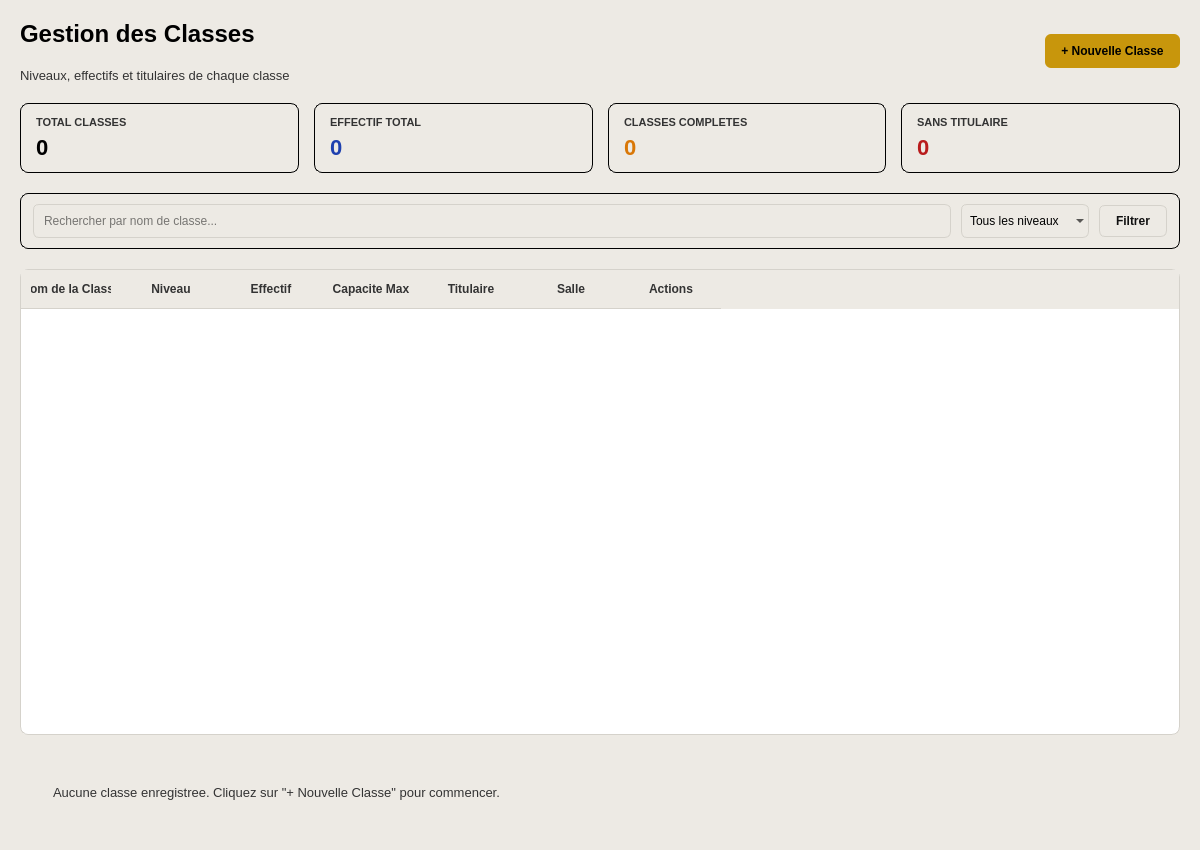
The window that ui/ui_files/classes/classes.ui (laudesmassamba1-ai/Logiciel-de-gestion-scolaire) describes before a commit, drawn with Qt 5.
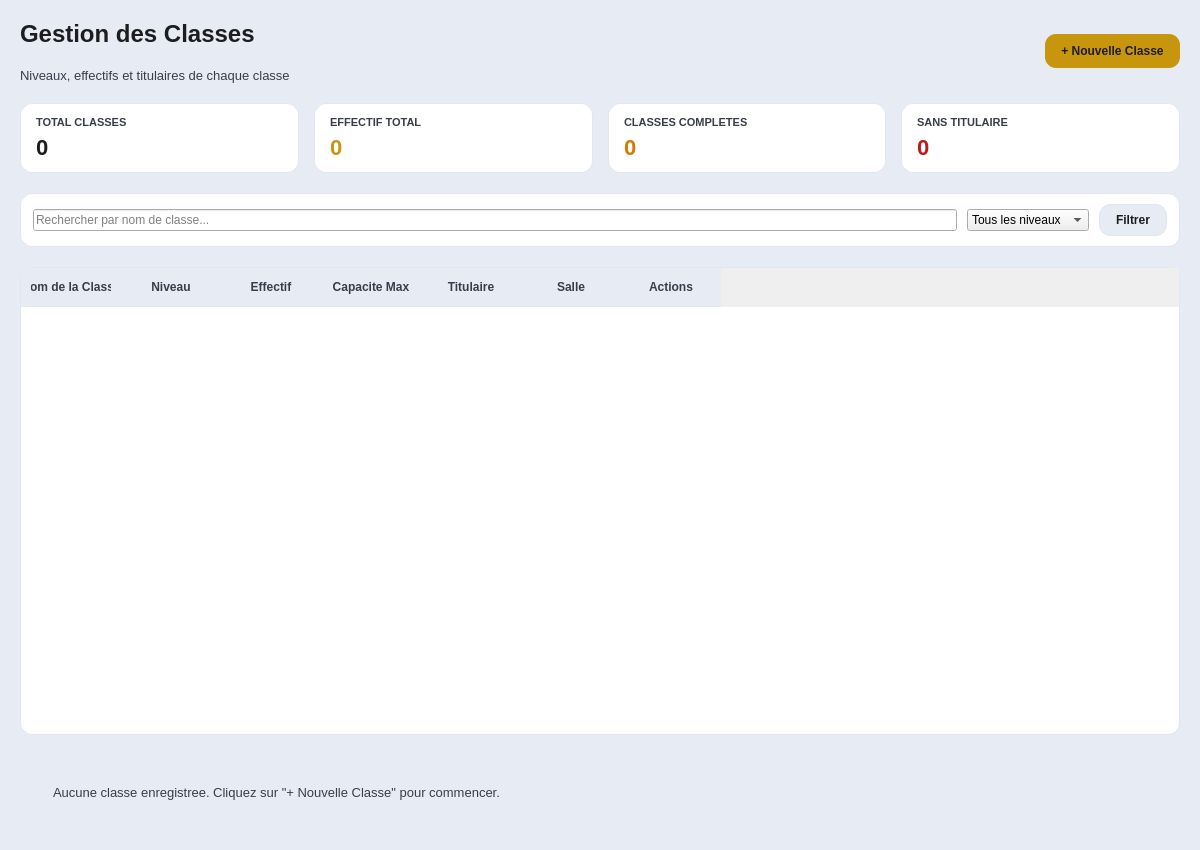
The same window after the commit.

```diff
--- a/ui/ui_files/classes/classes.ui
+++ b/ui/ui_files/classes/classes.ui
@@ -13,9 +13,7 @@
   <property name="windowTitle">
    <string>Gestion des Classes</string>
   </property>
-  <property name="styleSheet">
-   <string>background-color: #EDEAE4; font-family: 'Segoe UI', sans-serif;</string>
-  </property>
+<property name="styleSheet"><string>QWidget#PageClasses { background-color: #E7EBF3; font-family: 'Segoe UI', sans-serif; }</string></property>
   <layout class="QVBoxLayout" name="mainLayout">
    <property name="spacing">
     <number>20</number>
@@ -39,7 +37,7 @@
        <item>
         <widget class="QLabel" name="lbl_page_title">
          <property name="styleSheet">
-          <string>color: #000000; font-size: 24px; font-weight: bold;</string>
+          <string>color: #1D1D1F; font-size: 24px; font-weight: bold;</string>
          </property>
          <property name="text">
           <string>Gestion des Classes</string>
@@ -49,7 +47,7 @@
        <item>
         <widget class="QLabel" name="lbl_page_subtitle">
          <property name="styleSheet">
-          <string>color: #333333; font-size: 13px;</string>
+          <string>color: #373D4A; font-size: 13px;</string>
          </property>
          <property name="text">
           <string>Niveaux, effectifs et titulaires de chaque classe</string>
@@ -77,7 +75,7 @@
         <cursorShape>PointingHandCursor</cursorShape>
        </property>
        <property name="styleSheet">
-        <string>background-color: #C8960C; color: #000000; border: none; border-radius: 6px; padding: 10px 16px; font-weight: bold;</string>
+        <string>background-color: #C8960C; color: #1D1D1F; border: none; border-radius: 11px; padding: 10px 16px; font-weight: bold;</string>
        </property>
        <property name="text">
         <string>+ Nouvelle Classe</string>
@@ -93,9 +91,7 @@
      </property>
      <item>
       <widget class="QFrame" name="card_total_classes">
-       <property name="styleSheet">
-        <string>background-color: transparent; color: #000000; border: 1px solid #000000; border-radius: 8px;</string>
-       </property>
+       <property name="styleSheet"><string>QFrame#card_total_classes { background-color: #FFFFFF; color: #1D1D1F; border: 1px solid #E1E6EF; border-radius: 12px; }</string></property>
        <layout class="QVBoxLayout" name="layout_card1">
         <property name="leftMargin">
          <number>15</number>
@@ -112,7 +108,7 @@
         <item>
          <widget class="QLabel" name="lbl_kpi1_titre">
           <property name="styleSheet">
-           <string>color: #333333; font-size: 11px; font-weight: bold; border: none;</string>
+           <string>color: #373D4A; font-size: 11px; font-weight: bold; border: none;</string>
           </property>
           <property name="text">
            <string>TOTAL CLASSES</string>
@@ -122,7 +118,7 @@
         <item>
          <widget class="QLabel" name="lbl_kpi1_valeur">
           <property name="styleSheet">
-           <string>color: #000000; font-size: 22px; font-weight: bold; border: none;</string>
+           <string>color: #1D1D1F; font-size: 22px; font-weight: bold; border: none;</string>
           </property>
           <property name="text">
            <string>0</string>
@@ -134,9 +130,7 @@
      </item>
      <item>
       <widget class="QFrame" name="card_effectif_total">
-       <property name="styleSheet">
-        <string>background-color: transparent; color: #000000; border: 1px solid #000000; border-radius: 8px;</string>
-       </property>
+       <property name="styleSheet"><string>QFrame#card_effectif_total { background-color: #FFFFFF; color: #1D1D1F; border: 1px solid #E1E6EF; border-radius: 12px; }</string></property>
        <layout class="QVBoxLayout" name="layout_card2">
         <property name="leftMargin">
          <number>15</number>
@@ -153,7 +147,7 @@
         <item>
          <widget class="QLabel" name="lbl_kpi2_titre">
           <property name="styleSheet">
-           <string>color: #333333; font-size: 11px; font-weight: bold; border: none;</string>
+           <string>color: #373D4A; font-size: 11px; font-weight: bold; border: none;</string>
           </property>
           <property name="text">
            <string>EFFECTIF TOTAL</string>
@@ -163,7 +157,7 @@
         <item>
          <widget class="QLabel" name="lbl_kpi2_valeur">
           <property name="styleSheet">
-           <string>color: #1E40AF; font-size: 22px; font-weight: bold; border: none;</string>
+           <string>color: #C8960C; font-size: 22px; font-weight: bold; border: none;</string>
           </property>
           <property name="text">
            <string>0</string>
@@ -175,9 +169,7 @@
      </item>
      <item>
       <widget class="QFrame" name="card_classes_completes">
-       <property name="styleSheet">
-        <string>background-color: transparent; color: #000000; border: 1px solid #000000; border-radius: 8px;</string>
-       </property>
+       <property name="styleSheet"><string>QFrame#card_classes_completes { background-color: #FFFFFF; color: #1D1D1F; border: 1px solid #E1E6EF; border-radius: 12px; }</string></property>
        <layout class="QVBoxLayout" name="layout_card3">
         <property name="leftMargin">
          <number>15</number>
@@ -194,7 +186,7 @@
         <item>
          <widget class="QLabel" name="lbl_kpi3_titre">
           <property name="styleSheet">
-           <string>color: #333333; font-size: 11px; font-weight: bold; border: none;</string>
+           <string>color: #373D4A; font-size: 11px; font-weight: bold; border: none;</string>
           </property>
           <property name="text">
            <string>CLASSES COMPLETES</string>
@@ -216,9 +208,7 @@
      </item>
      <item>
       <widget class="QFrame" name="card_sans_titulaire">
-       <property name="styleSheet">
-        <string>background-color: transparent; color: #000000; border: 1px solid #000000; border-radius: 8px;</string>
-       </property>
+       <property name="styleSheet"><string>QFrame#card_sans_titulaire { background-color: #FFFFFF; color: #1D1D1F; border: 1px solid #E1E6EF; border-radius: 12px; }</string></property>
        <layout class="QVBoxLayout" name="layout_card4">
         <property name="leftMargin">
          <number>15</number>
@@ -235,7 +225,7 @@
         <item>
          <widget class="QLabel" name="lbl_kpi4_titre">
           <property name="styleSheet">
-           <string>color: #333333; font-size: 11px; font-weight: bold; border: none;</string>
+           <string>color: #373D4A; font-size: 11px; font-weight: bold; border: none;</string>
           </property>
           <property name="text">
            <string>SANS TITULAIRE</string>
@@ -260,7 +250,7 @@
    <item>
     <widget class="QFrame" name="filterBar">
      <property name="styleSheet">
-      <string>background-color: transparent; color: #000000; border: 1px solid #000000; border-radius: 8px;</string>
+      <string>QFrame#filterBar { background-color: #FFFFFF; color: #1D1D1F; border: 1px solid #E1E6EF; border-radius: 12px; }</string>
      </property>
      <layout class="QHBoxLayout" name="filterLayout">
       <property name="leftMargin">
@@ -280,9 +270,6 @@
       </property>
       <item>
        <widget class="QLineEdit" name="input_search_classe">
-        <property name="styleSheet">
-         <string>border: 1px solid #D5D2CB; border-radius: 6px; padding: 8px;</string>
-        </property>
         <property name="placeholderText">
          <string>Rechercher par nom de classe...</string>
         </property>
@@ -290,9 +277,6 @@
       </item>
       <item>
        <widget class="QComboBox" name="combo_filter_niveau">
-        <property name="styleSheet">
-         <string>border: 1px solid #D5D2CB; border-radius: 6px; padding: 8px;</string>
-        </property>
         <item>
          <property name="text">
           <string>Tous les niveaux</string>
@@ -303,7 +287,7 @@
       <item>
        <widget class="QPushButton" name="btn_apply_filter_classe">
         <property name="styleSheet">
-         <string>background-color: #EDEAE4; color: #111111; border: 1px solid #D5D2CB; border-radius: 6px; padding: 8px 16px; font-weight: bold;</string>
+         <string>background-color: #E7EBF3; color: #1D1D1F; border: 1px solid #E1E6EF; border-radius: 11px; padding: 8px 16px; font-weight: bold;</string>
         </property>
         <property name="text">
          <string>Filtrer</string>
@@ -319,22 +303,22 @@
       <string>
        QTableWidget {
            background-color: #FFFFFF;
-           border: 1px solid #D5D2CB;
-           border-radius: 8px;
-           gridline-color: #EDEAE4;
+           border: 1px solid #E1E6EF;
+           border-radius: 12px;
+           gridline-color: #E7EBF3;
            font-size: 13px;
        }
        QHeaderView::section {
-           background-color: #EDEAE4;
-           color: #333333;
+           background-color: #E7EBF3;
+           color: #373D4A;
            font-weight: bold;
            padding: 10px;
            border: none;
-           border-bottom: 1px solid #D5D2CB;
+           border-bottom: 1px solid #E1E6EF;
        }
        QTableWidget::item {
            padding: 0px 8px;
-           border-bottom: 1px solid #EDEAE4;
+           border-bottom: 1px solid #E1E6EF;
        }
       </string>
      </property>
@@ -390,7 +374,7 @@
    <item>
     <widget class="QLabel" name="lbl_empty_state_classes">
      <property name="styleSheet">
-      <string>color: #333333; font-size: 13px; padding: 30px; qproperty-alignment: AlignCenter;</string>
+      <string>color: #373D4A; font-size: 13px; padding: 30px; qproperty-alignment: AlignCenter;</string>
      </property>
      <property name="text">
       <string>Aucune classe enregistree. Cliquez sur "+ Nouvelle Classe" pour commencer.</string>
```
